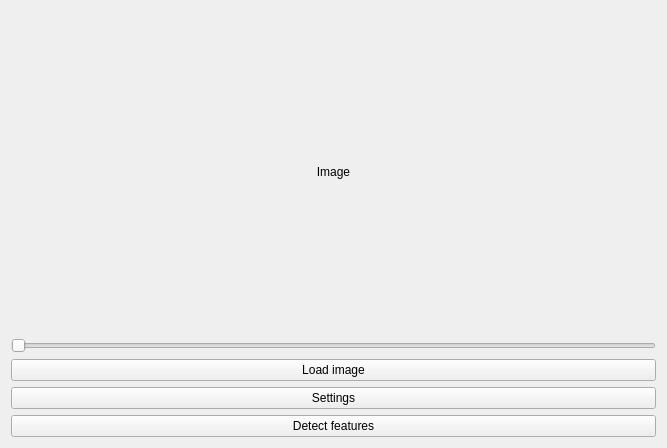
Before: the Qt Designer form Source/UI/MainWindow/MainWindow.ui in Cambloid/clockwise, drawn with Qt 5.
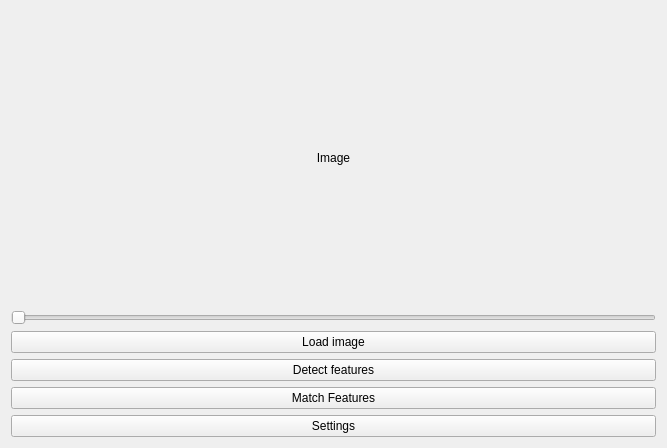
After: the same form once the commit is applied.

The edit to the form file:
```diff
--- a/Source/UI/MainWindow/MainWindow.ui
+++ b/Source/UI/MainWindow/MainWindow.ui
@@ -45,13 +45,6 @@
       </property>
      </widget>
     </item>
-    <item>
-     <widget class="QPushButton" name="btnSettings">
-      <property name="text">
-       <string>Settings</string>
-      </property>
-     </widget>
-    </item>
     <item>
      <widget class="QPushButton" name="btnDetectFeatures">
       <property name="text">
@@ -59,6 +52,20 @@
       </property>
      </widget>
     </item>
+    <item>
+     <widget class="QPushButton" name="btnMatchFeatures">
+      <property name="text">
+       <string>Match Features</string>
+      </property>
+     </widget>
+    </item>
+    <item>
+     <widget class="QPushButton" name="btnSettings">
+      <property name="text">
+       <string>Settings</string>
+      </property>
+     </widget>
+    </item>
    </layout>
   </widget>
   <widget class="QMenuBar" name="menuBar">
```
